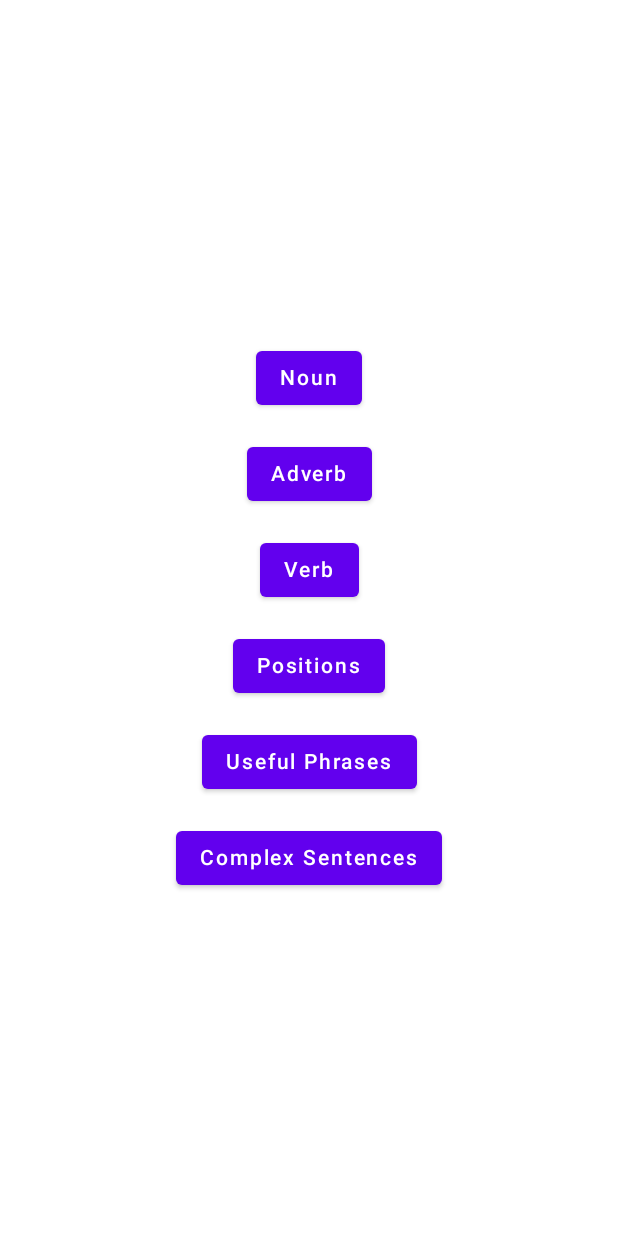
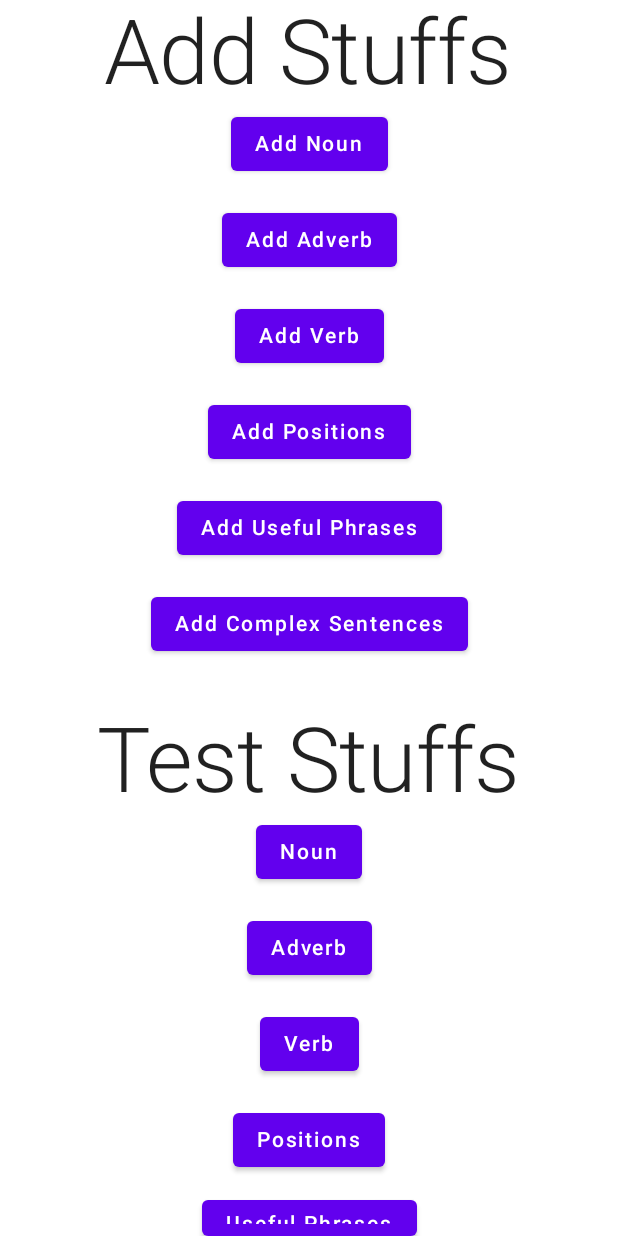
Before and after one commit to btuzel/GoogleSheetsKoreanVocabApp, an Android app built with Jetpack Compose: the screen it shows after launch (MainActivity), on a phone screen of 412 x 824 dp. Run offline under Robolectric (Android 15) with nearby library versions, the phone set to English and light mode, and no system bars; our stand-ins replace Dagger/Hilt's generated code.

Commit message:
add stuffs

```diff
--- a/app/src/main/java/com/example/googlesheetskoreanvocabapp/MainScreen.kt
+++ b/app/src/main/java/com/example/googlesheetskoreanvocabapp/MainScreen.kt
@@ -4,8 +4,10 @@ import androidx.compose.foundation.layout.Arrangement
 import androidx.compose.foundation.layout.Column
 import androidx.compose.foundation.layout.Spacer
 import androidx.compose.foundation.layout.fillMaxSize
+import androidx.compose.foundation.layout.fillMaxWidth
 import androidx.compose.foundation.layout.height
 import androidx.compose.material.Button
+import androidx.compose.material.MaterialTheme
 import androidx.compose.material.Text
 import androidx.compose.runtime.Composable
 import androidx.compose.ui.Alignment
@@ -16,18 +18,30 @@ import com.example.googlesheetskoreanvocabapp.navigation.ScreenDestination
 
 @Composable
 fun MainScreen(navHostController: NavHostController) {
-    FourButtonComposable(
+    CombinedButtons(
         onNounButtonClick = { navHostController.navigate(ScreenDestination.NounsScreen.route) },
         onAdverbButtonClick = { navHostController.navigate(ScreenDestination.AdverbsScreen.route) },
         onVerbButtonClick = { navHostController.navigate(ScreenDestination.VerbsScreen.route) },
         onPositionsButtonClick = { navHostController.navigate(ScreenDestination.PositionsScreen.route) },
         onPhrasesButtonClick = { navHostController.navigate(ScreenDestination.UsefulPhrasesScreen.route) },
         onComplexSentencesClick = { navHostController.navigate(ScreenDestination.ComplexSentencesScreen.route) },
+        onAddNounButtonClick = { navHostController.navigate(ScreenDestination.AddNounsScreen.route) },
+        onAddAdverbButtonClick = { navHostController.navigate(ScreenDestination.AddAdverbsScreen.route) },
+        onAddVerbButtonClick = { navHostController.navigate(ScreenDestination.AddVerbsScreen.route) },
+        onAddPositionsButtonClick = { navHostController.navigate(ScreenDestination.AddPositionsScreen.route) },
+        onAddPhrasesButtonClick = { navHostController.navigate(ScreenDestination.AddUsefulPhrasesScreen.route) },
+        onAddComplexSentencesClick = { navHostController.navigate(ScreenDestination.AddComplexSentencesScreen.route) },
     )
 }
 
 @Composable
-fun FourButtonComposable(
+fun CombinedButtons(
+    onAddNounButtonClick: () -> Unit,
+    onAddAdverbButtonClick: () -> Unit,
+    onAddVerbButtonClick: () -> Unit,
+    onAddPositionsButtonClick: () -> Unit,
+    onAddPhrasesButtonClick: () -> Unit,
+    onAddComplexSentencesClick: () -> Unit,
     onNounButtonClick: () -> Unit,
     onAdverbButtonClick: () -> Unit,
     onVerbButtonClick: () -> Unit,
@@ -40,6 +54,32 @@ fun FourButtonComposable(
         horizontalAlignment = Alignment.CenterHorizontally,
         modifier = Modifier.fillMaxSize()
     ) {
+        Text(text = "Add Stuffs", style = MaterialTheme.typography.h2)
+        Button(onClick = onAddNounButtonClick) {
+            Text("Add Noun")
+        }
+        Spacer(modifier = Modifier.height(16.dp))
+        Button(onClick = onAddAdverbButtonClick) {
+            Text("Add Adverb")
+        }
+        Spacer(modifier = Modifier.height(16.dp))
+        Button(onClick = onAddVerbButtonClick) {
+            Text("Add Verb")
+        }
+        Spacer(modifier = Modifier.height(16.dp))
+        Button(onClick = onAddPositionsButtonClick) {
+            Text("Add Positions")
+        }
+        Spacer(modifier = Modifier.height(16.dp))
+        Button(onClick = onAddPhrasesButtonClick) {
+            Text("Add Useful Phrases")
+        }
+        Spacer(modifier = Modifier.height(16.dp))
+        Button(onClick = onAddComplexSentencesClick) {
+            Text("Add Complex Sentences")
+        }
+        Spacer(modifier = Modifier.height(32.dp))
+        Text(text = "Test Stuffs", style = MaterialTheme.typography.h2)
         Button(onClick = onNounButtonClick) {
             Text("Noun")
         }
--- a/app/src/main/java/com/example/googlesheetskoreanvocabapp/navigation/NavGraph.kt
+++ b/app/src/main/java/com/example/googlesheetskoreanvocabapp/navigation/NavGraph.kt
@@ -8,8 +8,11 @@ import com.example.googlesheetskoreanvocabapp.MainScreen
 import com.example.googlesheetskoreanvocabapp.adverbs.AdverbsScreen
 import com.example.googlesheetskoreanvocabapp.complexsentences.ComplexSentencesScreen
 import com.example.googlesheetskoreanvocabapp.nouns.NounsScreen
+import com.example.googlesheetskoreanvocabapp.positions.AddPositionsScreen
 import com.example.googlesheetskoreanvocabapp.positions.PositionsScreen
+import com.example.googlesheetskoreanvocabapp.usefulphrases.AddPhrasesScreen
 import com.example.googlesheetskoreanvocabapp.usefulphrases.PhrasesScreen
+import com.example.googlesheetskoreanvocabapp.verbs.AddVerbScreen
 import com.example.googlesheetskoreanvocabapp.verbs.VerbsScreen
 
 @Composable
@@ -40,6 +43,27 @@ fun NavGraph(
         composable(route = ScreenDestination.ComplexSentencesScreen.route) {
             ComplexSentencesScreen(onComplete = { navigateToMainScreen(navHostController) })
         }
+//////////////
+        composable(route = ScreenDestination.AddVerbsScreen.route) {
+            AddVerbScreen()
+        }
+
+//        composable(route = ScreenDestination.AddAdverbsScreen.route) {
+//            AddAdverbsScreen(onComplete = { navigateToMainScreen(navHostController) })
+//        }
+//
+//        composable(route = ScreenDestination.AddNounsScreen.route) {
+//            AddNounsScreen(onComplete = { navigateToMainScreen(navHostController) })
+//        }
+        composable(route = ScreenDestination.AddPositionsScreen.route) {
+            AddPositionsScreen()
+        }
+        composable(route = ScreenDestination.AddUsefulPhrasesScreen.route) {
+            AddPhrasesScreen()
+        }
+//        composable(route = ScreenDestination.AddComplexSentencesScreen.route) {
+//            AddComplexSentencesScreen(onComplete = { navigateToMainScreen(navHostController) })
+//        }
 
 
         composable(route = ScreenDestination.MainScreen.route) {
--- a/app/src/main/java/com/example/googlesheetskoreanvocabapp/navigation/ScreenDestination.kt
+++ b/app/src/main/java/com/example/googlesheetskoreanvocabapp/navigation/ScreenDestination.kt
@@ -21,4 +21,22 @@ sealed class ScreenDestination(val route: String) {
 
     object ComplexSentencesScreen :
         ScreenDestination(route = "complexsentences")
+
+    object AddVerbsScreen : ScreenDestination(route = "add_verbs")
+
+    object AddAdverbsScreen :
+        ScreenDestination(route = "add_adverbs")
+
+    object AddNounsScreen :
+        ScreenDestination(route = "add_nouns")
+
+
+    object AddPositionsScreen :
+        ScreenDestination(route = "add_positions")
+
+    object AddUsefulPhrasesScreen :
+        ScreenDestination(route = "add_phrases")
+
+    object AddComplexSentencesScreen :
+        ScreenDestination(route = "add_complexsentences")
 }
--- a/app/src/main/java/com/example/googlesheetskoreanvocabapp/verbs/GetVerbs.kt
+++ b/app/src/main/java/com/example/googlesheetskoreanvocabapp/verbs/GetVerbs.kt
@@ -16,5 +16,4 @@ class GetVerbs @Inject constructor(
         val koreanVerbs = asd.second!!.map { it.toString() }
         return@withContext Pair(englishVerbs, koreanVerbs)
     }
-
 }
```
Also changed, not shown: app/src/main/java/com/example/googlesheetskoreanvocabapp/data/SheetsHelper.kt (+29 -0 lines), app/src/main/java/com/example/googlesheetskoreanvocabapp/positions/AddPhrasesScreen.kt (added, +57 -0 lines), app/src/main/java/com/example/googlesheetskoreanvocabapp/positions/AddPositions.kt (added, +16 -0 lines), app/src/main/java/com/example/googlesheetskoreanvocabapp/positions/PositionsViewModel.kt (+11 -1 lines), app/src/main/java/com/example/googlesheetskoreanvocabapp/usefulphrases/AddPhrases.kt (added, +16 -0 lines), app/src/main/java/com/example/googlesheetskoreanvocabapp/usefulphrases/AddPhrasesScreen.kt (added, +57 -0 lines), app/src/main/java/com/example/googlesheetskoreanvocabapp/usefulphrases/PhrasesViewModel.kt (+8 -1 lines), app/src/main/java/com/example/googlesheetskoreanvocabapp/verbs/AddVerb.kt (added, +16 -0 lines), app/src/main/java/com/example/googlesheetskoreanvocabapp/verbs/AddVerbScreen.kt (added, +57 -0 lines), app/src/main/java/com/example/googlesheetskoreanvocabapp/verbs/VerbsViewModel.kt (+10 -1 lines).
